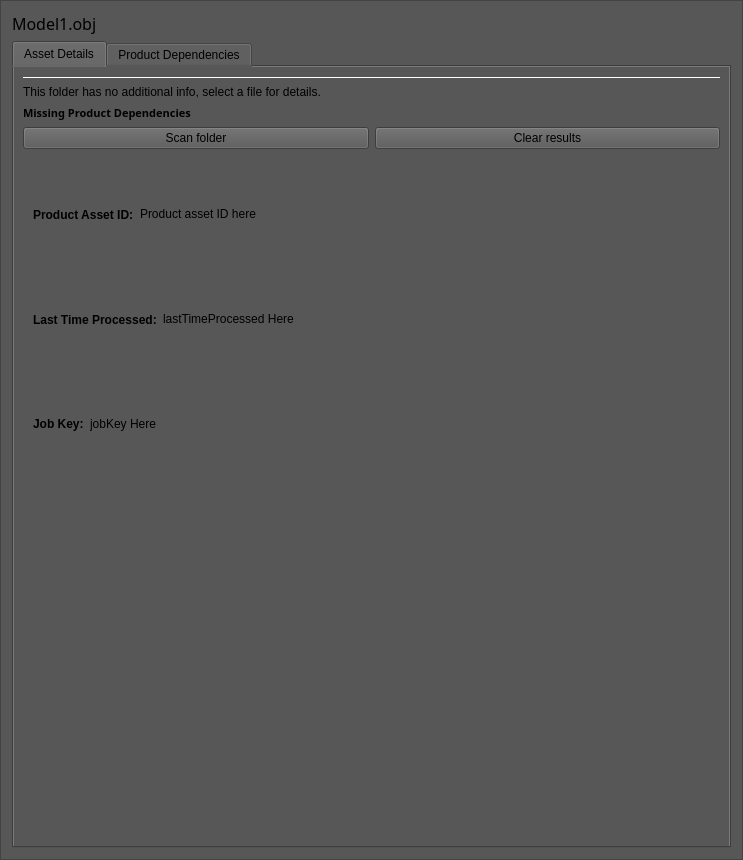
Before: the Qt Designer form Code/Tools/AssetProcessor/native/ui/ProductAssetDetailsPanel.ui in o3de/o3de, drawn with Qt 5.
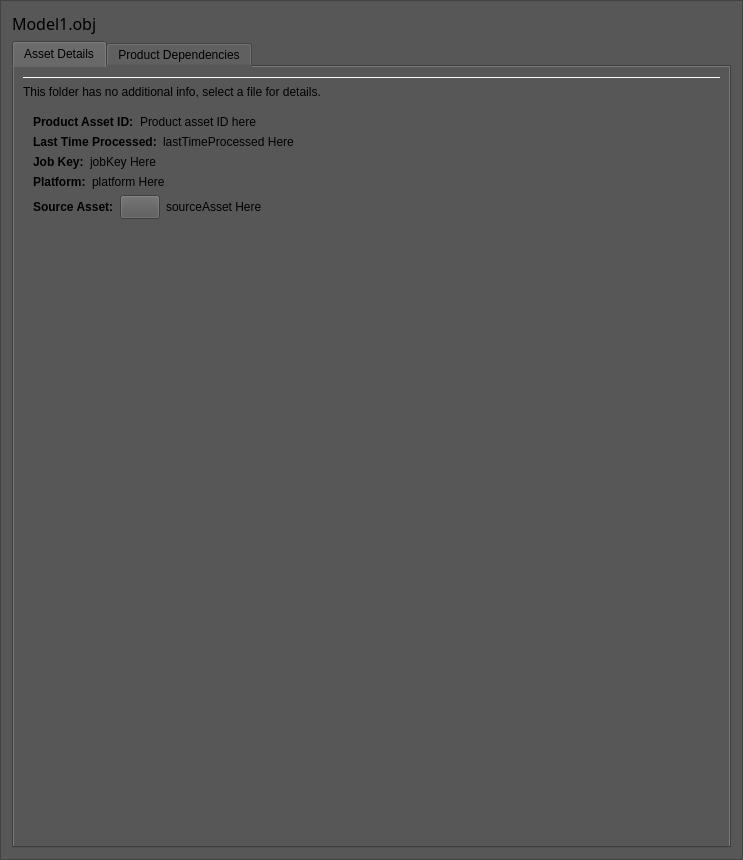
After: the same form once the commit is applied. The open tabs and pages were chosen to show the change. Icons and pictures are not drawn. Custom widgets are drawn as their Qt base class.

Commit message: Moved product dependency info to the product dependency tab

```diff
--- a/Code/Tools/AssetProcessor/native/ui/ProductAssetDetailsPanel.ui
+++ b/Code/Tools/AssetProcessor/native/ui/ProductAssetDetailsPanel.ui
@@ -54,7 +54,7 @@
    <item>
     <widget class="QTabWidget" name="tabWidget">
      <property name="currentIndex">
-      <number>0</number>
+      <number>1</number>
      </property>
      <widget class="QWidget" name="ProductInformationTab">
       <attribute name="title">
@@ -205,52 +205,6 @@
          </property>
         </widget>
        </item>
-       <item>
-        <widget class="QLabel" name="MissingProductDependenciesFolderTitleLabel">
-         <property name="font">
-          <font>
-           <family>12pt</family>
-           <pointsize>8</pointsize>
-           <weight>75</weight>
-           <italic>false</italic>
-           <bold>true</bold>
-          </font>
-         </property>
-         <property name="styleSheet">
-          <string notr="true">font: bold, 12pt;</string>
-         </property>
-         <property name="text">
-          <string>Missing Product Dependencies</string>
-         </property>
-         <property name="alignment">
-          <set>Qt::AlignLeading|Qt::AlignLeft|Qt::AlignVCenter</set>
-         </property>
-        </widget>
-       </item>
-       <item>
-        <layout class="QHBoxLayout" name="MissingDependenciesFolderButtonsLayout">
-         <item>
-          <widget class="QPushButton" name="ScanFolderButton">
-           <property name="toolTip">
-            <string>Scans all files in this folder and subfolders for missing dependencies. This may take some time.</string>
-           </property>
-           <property name="text">
-            <string>Scan folder</string>
-           </property>
-          </widget>
-         </item>
-         <item>
-          <widget class="QPushButton" name="ClearScanFolderButton">
-           <property name="toolTip">
-            <string>Clears all dependency scan results for files in this folder and subfolders.</string>
-           </property>
-           <property name="text">
-            <string>Clear results</string>
-           </property>
-          </widget>
-         </item>
-        </layout>
-       </item>
        <item>
         <widget class="QScrollArea" name="scrollArea">
          <property name="frameShape">
@@ -268,7 +222,7 @@
             <x>0</x>
             <y>0</y>
             <width>699</width>
-            <height>691</height>
+            <height>741</height>
            </rect>
           </property>
           <property name="sizePolicy">
@@ -291,6 +245,12 @@
              <layout class="QHBoxLayout" name="productAssetIdLayout">
               <item>
                <widget class="QLabel" name="productAssetIdTitleLabel">
+                <property name="sizePolicy">
+                 <sizepolicy hsizetype="Preferred" vsizetype="Maximum">
+                  <horstretch>0</horstretch>
+                  <verstretch>0</verstretch>
+                 </sizepolicy>
+                </property>
                 <property name="styleSheet">
                  <string notr="true">font: bold;</string>
                 </property>
@@ -304,6 +264,12 @@
               </item>
               <item>
                <widget class="QLabel" name="productAssetIdValueLabel">
+                <property name="sizePolicy">
+                 <sizepolicy hsizetype="Preferred" vsizetype="Maximum">
+                  <horstretch>0</horstretch>
+                  <verstretch>0</verstretch>
+                 </sizepolicy>
+                </property>
                 <property name="text">
                  <string>Product asset ID here</string>
                 </property>
@@ -317,10 +283,13 @@
                 <property name="orientation">
                  <enum>Qt::Horizontal</enum>
                 </property>
+                <property name="sizeType">
+                 <enum>QSizePolicy::Expanding</enum>
+                </property>
                 <property name="sizeHint" stdset="0">
                  <size>
                   <width>40</width>
-                  <height>20</height>
+                  <height>0</height>
                  </size>
                 </property>
                </spacer>
@@ -331,6 +300,12 @@
              <layout class="QHBoxLayout" name="lastTimeProcessedLayout">
               <item>
                <widget class="QLabel" name="lastTimeProcessedTitleLabel">
+                <property name="sizePolicy">
+                 <sizepolicy hsizetype="Preferred" vsizetype="Maximum">
+                  <horstretch>0</horstretch>
+                  <verstretch>0</verstretch>
+                 </sizepolicy>
+                </property>
                 <property name="styleSheet">
                  <string notr="true">font: bold;</string>
                 </property>
@@ -344,6 +319,12 @@
               </item>
               <item>
                <widget class="QLabel" name="lastTimeProcessedValueLabel">
+                <property name="sizePolicy">
+                 <sizepolicy hsizetype="Preferred" vsizetype="Maximum">
+                  <horstretch>0</horstretch>
+                  <verstretch>0</verstretch>
+                 </sizepolicy>
+                </property>
                 <property name="text">
                  <string>lastTimeProcessed Here</string>
                 </property>
@@ -360,7 +341,7 @@
                 <property name="sizeHint" stdset="0">
                  <size>
                   <width>40</width>
-                  <height>20</height>
+                  <height>0</height>
                  </size>
                 </property>
                </spacer>
@@ -369,8 +350,17 @@
             </item>
             <item>
              <layout class="QHBoxLayout" name="jobKeyLayout">
+              <property name="sizeConstraint">
+               <enum>QLayout::SetDefaultConstraint</enum>
+              </property>
               <item>
                <widget class="QLabel" name="jobKeyTitleLabel">
+                <property name="sizePolicy">
+                 <sizepolicy hsizetype="Preferred" vsizetype="Maximum">
+                  <horstretch>0</horstretch>
+                  <verstretch>0</verstretch>
+                 </sizepolicy>
+                </property>
                 <property name="styleSheet">
                  <string notr="true">font: bold;</string>
                 </property>
@@ -384,6 +374,12 @@
               </item>
               <item>
                <widget class="QLabel" name="jobKeyValueLabel">
+                <property name="sizePolicy">
+                 <sizepolicy hsizetype="Preferred" vsizetype="Maximum">
+                  <horstretch>0</horstretch>
+                  <verstretch>0</verstretch>
+                 </sizepolicy>
+                </property>
                 <property name="text">
                  <string>jobKey Here</string>
                 </property>
@@ -400,7 +396,7 @@
                 <property name="sizeHint" stdset="0">
                  <size>
                   <width>40</width>
-                  <height>20</height>
+                  <height>0</height>
                  </size>
                 </property>
                </spacer>
@@ -411,6 +407,12 @@
              <layout class="QHBoxLayout" name="platformLayout">
               <item>
                <widget class="QLabel" name="platformTitleLabel">
+                <property name="sizePolicy">
+                 <sizepolicy hsizetype="Preferred" vsizetype="Maximum">
+                  <horstretch>0</horstretch>
+                  <verstretch>0</verstretch>
+                 </sizepolicy>
+                </property>
                 <property name="styleSheet">
                  <string notr="true">font: bold;</string>
                 </property>
@@ -424,6 +426,12 @@
               </item>
               <item>
                <widget class="QLabel" name="platformValueLabel">
+                <property name="sizePolicy">
+                 <sizepolicy hsizetype="Preferred" vsizetype="Maximum">
+                  <horstretch>0</horstretch>
+                  <verstretch>0</verstretch>
+                 </sizepolicy>
+                </property>
                 <property name="text">
                  <string>platform Here</string>
                 </property>
@@ -440,7 +448,7 @@
                 <property name="sizeHint" stdset="0">
                  <size>
                   <width>40</width>
-                  <height>20</height>
+                  <height>0</height>
                  </size>
                 </property>
                </spacer>
@@ -451,6 +459,12 @@
              <layout class="QHBoxLayout" name="sourceAssetLayout">
               <item>
                <widget class="QLabel" name="sourceAssetTitleLabel">
+                <property name="sizePolicy">
+                 <sizepolicy hsizetype="Preferred" vsizetype="Maximum">
+                  <horstretch>0</horstretch>
+                  <verstretch>0</verstretch>
+                 </sizepolicy>
+                </property>
                 <property name="styleSheet">
                  <string notr="true">font: bold;</string>
                 </property>
@@ -480,6 +494,12 @@
               </item>
               <item>
                <widget class="QLabel" name="sourceAssetValueLabel">
+                <property name="sizePolicy">
+                 <sizepolicy hsizetype="Preferred" vsizetype="Maximum">
+                  <horstretch>0</horstretch>
+                  <verstretch>0</verstretch>
+                 </sizepolicy>
+                </property>
                 <property name="text">
                  <string>sourceAsset Here</string>
                 </property>
@@ -496,59 +516,20 @@
                 <property name="sizeHint" stdset="0">
                  <size>
                   <width>40</width>
-                  <height>20</height>
+                  <height>0</height>
                  </size>
                 </property>
                </spacer>
               </item>
              </layout>
             </item>
-            <item>
-             <widget class="Line" name="DependencySeparatorLine">
-              <property name="orientation">
-               <enum>Qt::Horizontal</enum>
-              </property>
-             </widget>
-            </item>
             <item>
              <spacer name="verticalSpacer_2">
               <property name="orientation">
                <enum>Qt::Vertical</enum>
               </property>
               <property name="sizeType">
-               <enum>QSizePolicy::Fixed</enum>
-              </property>
-              <property name="sizeHint" stdset="0">
-               <size>
-                <width>0</width>
-                <height>8</height>
-               </size>
-              </property>
-             </spacer>
-            </item>
-            <item>
-             <spacer name="verticalSpacer_3">
-              <property name="orientation">
-               <enum>Qt::Vertical</enum>
-              </property>
-              <property name="sizeType">
-               <enum>QSizePolicy::Fixed</enum>
-              </property>
-              <property name="sizeHint" stdset="0">
-               <size>
-                <width>0</width>
-                <height>8</height>
-               </size>
-              </property>
-             </spacer>
-            </item>
-            <item>
-             <spacer name="verticalSpacer_4">
-              <property name="orientation">
-               <enum>Qt::Vertical</enum>
-              </property>
-              <property name="sizeType">
-               <enum>QSizePolicy::Fixed</enum>
+               <enum>QSizePolicy::Expanding</enum>
               </property>
               <property name="sizeHint" stdset="0">
                <size>
@@ -563,26 +544,13 @@
          </widget>
         </widget>
        </item>
-        <item>
-          <spacer name="verticalSpacer_7">
-            <property name="orientation">
-              <enum>Qt::Vertical</enum>
-            </property>
-            <property name="sizeHint" stdset="0">
-              <size>
-                <width>20</width>
-                <height>40</height>
-              </size>
-            </property>
-          </spacer>
-        </item>
       </layout>
      </widget>
      <widget class="QWidget" name="ProductDependenciesTab">
       <attribute name="title">
        <string>Product Dependencies</string>
       </attribute>
-      <layout class="QVBoxLayout" name="ProductAssetsVerticalLayout" stretch="0,0,0,0,0">
+      <layout class="QVBoxLayout" name="ProductAssetsVerticalLayout" stretch="0,0,0,0,0,0,0,0,0,0,0,0,0">
        <item>
         <widget class="QLabel" name="FolderDescriptionProductDependencies">
          <property name="sizePolicy">
@@ -602,6 +570,58 @@
          </property>
         </widget>
        </item>
+        <item>
+          <widget class="QLabel" name="MissingProductDependenciesFolderTitleLabel">
+            <property name="sizePolicy">
+              <sizepolicy hsizetype="Preferred" vsizetype="Maximum">
+                <horstretch>0</horstretch>
+                <verstretch>0</verstretch>
+              </sizepolicy>
+            </property>
+            <property name="font">
+              <font>
+                <family>12pt</family>
+                <pointsize>8</pointsize>
+                <weight>75</weight>
+                <italic>false</italic>
+                <bold>true</bold>
+              </font>
+            </property>
+            <property name="styleSheet">
+              <string notr="true">font: bold, 12pt;</string>
+            </property>
+            <property name="text">
+              <string>Missing Product Dependencies</string>
+            </property>
+            <property name="alignment">
+              <set>Qt::AlignLeading|Qt::AlignLeft|Qt::AlignVCenter</set>
+            </property>
+          </widget>
+        </item>
+        <item>
+          <layout class="QHBoxLayout" name="MissingDependenciesFolderButtonsLayout">
+            <item>
+              <widget class="QPushButton" name="ScanFolderButton">
+                <property name="toolTip">
+                  <string>Scans all files in this folder and subfolders for missing dependencies. This may take some time.</string>
+                </property>
+                <property name="text">
+                  <string>Scan folder</string>
+                </property>
+              </widget>
+            </item>
+            <item>
+              <widget class="QPushButton" name="ClearScanFolderButton">
+                <property name="toolTip">
+                  <string>Clears all dependency scan results for files in this folder and subfolders.</string>
+                </property>
+                <property name="text">
+                  <string>Clear results</string>
+                </property>
+              </widget>
+            </item>
+          </layout>
+        </item>
         <item>
           <layout class="QHBoxLayout" name="OutgoingDependenciesTitleLayout">
             <item>
```
Lines whose indentation alone changed are shown as unchanged. The commit also changes 1 other file.
